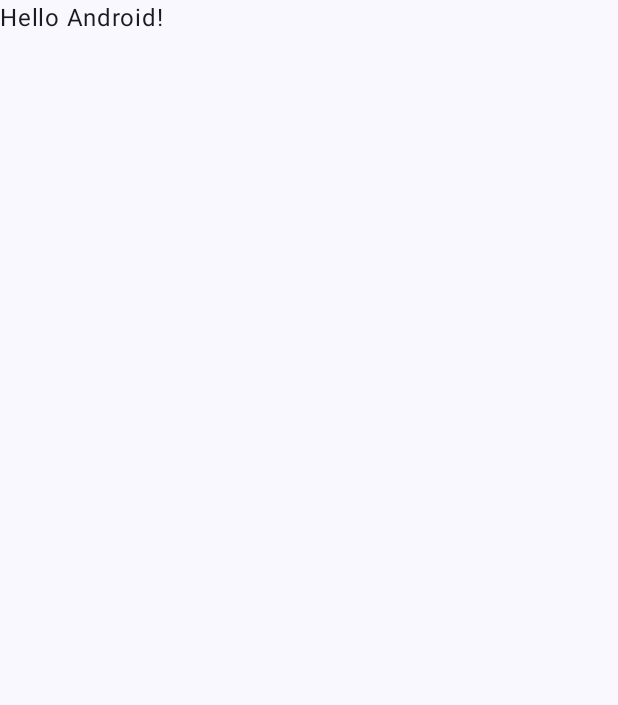
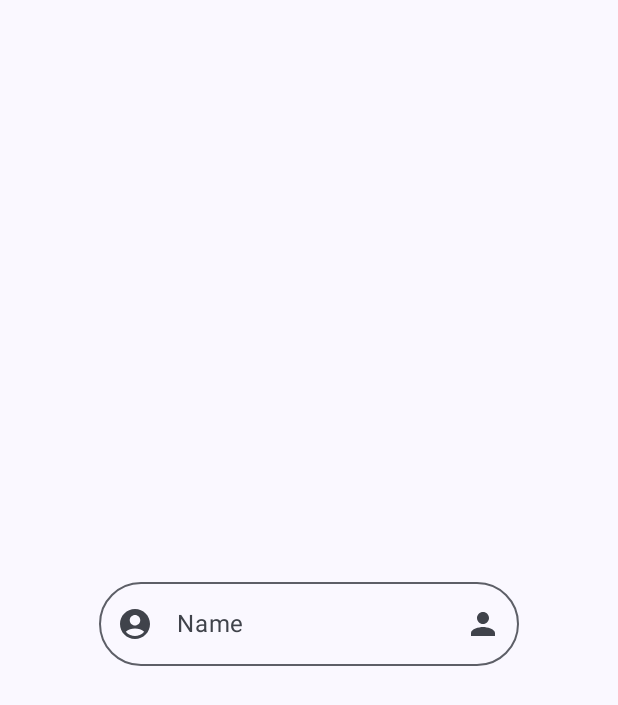
Before and after one commit to JubayerAhamadTayef/Text_Field_Practice_In_Jetpack_Compose, an Android app built with Jetpack Compose: the screen it shows after launch (MainActivity), on a phone screen of 412 x 824 dp. Before the commit the part shown is almost empty. Shown: the top 705 px of the screen. Run offline under Robolectric (Android 15) with nearby library versions, the phone set to English and light mode, and no system bars.

Commit message:
Create and design Text Fields as I need!

```diff
--- a/app/src/main/java/com/jubayer_ahamad_tayef/text_fields/MainActivity.kt
+++ b/app/src/main/java/com/jubayer_ahamad_tayef/text_fields/MainActivity.kt
@@ -1,15 +1,39 @@
 package com.jubayer_ahamad_tayef.text_fields
 
 import android.os.Bundle
+import android.util.Log
 import androidx.activity.ComponentActivity
 import androidx.activity.compose.setContent
 import androidx.activity.enableEdgeToEdge
+import androidx.compose.foundation.layout.Box
 import androidx.compose.foundation.layout.fillMaxSize
-import androidx.compose.foundation.layout.padding
+import androidx.compose.foundation.shape.CircleShape
+import androidx.compose.foundation.text.BasicTextField
+import androidx.compose.foundation.text.KeyboardActions
+import androidx.compose.foundation.text.KeyboardOptions
+import androidx.compose.material.icons.Icons
+import androidx.compose.material.icons.filled.AccountCircle
+import androidx.compose.material.icons.filled.Person
+import androidx.compose.material3.Icon
+import androidx.compose.material3.OutlinedTextField
+import androidx.compose.material3.OutlinedTextFieldDefaults
 import androidx.compose.material3.Scaffold
+import androidx.compose.material3.ShapeDefaults
+import androidx.compose.material3.Shapes
 import androidx.compose.material3.Text
+import androidx.compose.material3.TextField
+import androidx.compose.material3.TextFieldDefaults
 import androidx.compose.runtime.Composable
+import androidx.compose.runtime.getValue
+import androidx.compose.runtime.mutableStateOf
+import androidx.compose.runtime.remember
+import androidx.compose.runtime.setValue
+import androidx.compose.ui.Alignment
 import androidx.compose.ui.Modifier
+import androidx.compose.ui.text.input.ImeAction
+import androidx.compose.ui.text.input.KeyboardCapitalization
+import androidx.compose.ui.text.input.KeyboardType
+import androidx.compose.ui.text.input.VisualTransformation
 import androidx.compose.ui.tooling.preview.Preview
 import com.jubayer_ahamad_tayef.text_fields.ui.theme.Text_FieldsTheme
 
@@ -20,10 +44,7 @@ class MainActivity : ComponentActivity() {
         setContent {
             Text_FieldsTheme {
                 Scaffold(modifier = Modifier.fillMaxSize()) { innerPadding ->
-                    Greeting(
-                        name = "Android",
-                        modifier = Modifier.padding(innerPadding)
-                    )
+                    MyTextFields()
                 }
             }
         }
@@ -31,17 +52,42 @@ class MainActivity : ComponentActivity() {
 }
 
 @Composable
-fun Greeting(name: String, modifier: Modifier = Modifier) {
-    Text(
-        text = "Hello $name!",
-        modifier = modifier
-    )
+fun MyTextFields() {
+    var text by remember {
+        mutableStateOf("")
+    }
+    Box(modifier = Modifier.fillMaxSize(), contentAlignment = Alignment.Center) {
+        OutlinedTextField(
+            value = text,
+            onValueChange = { text = it },
+            label = { Text(text = "Name") },
+            placeholder = {
+                Text(
+                    text = "Please, enter your name here..."
+                )
+            },
+            leadingIcon = {
+                Icon(
+                    imageVector = Icons.Default.AccountCircle,
+                    contentDescription = null
+                )
+            },
+            trailingIcon = { Icon(imageVector = Icons.Default.Person, contentDescription = "") },
+            keyboardOptions = KeyboardOptions(
+                capitalization = KeyboardCapitalization.Sentences,
+                autoCorrect = false,
+                keyboardType = KeyboardType.Number,
+                imeAction = ImeAction.Done
+            ),
+            keyboardActions = KeyboardActions(onDone = { Log.d("ImeTest", "onDone Clicked!") } ),
+            shape = CircleShape
+
+        )
+    }
 }
 
-@Preview(showBackground = true)
+@Preview(showSystemUi = true)
 @Composable
-fun GreetingPreview() {
-    Text_FieldsTheme {
-        Greeting("Android")
-    }
+fun MyTextFieldsPreview() {
+    MyTextFields()
 }
```
